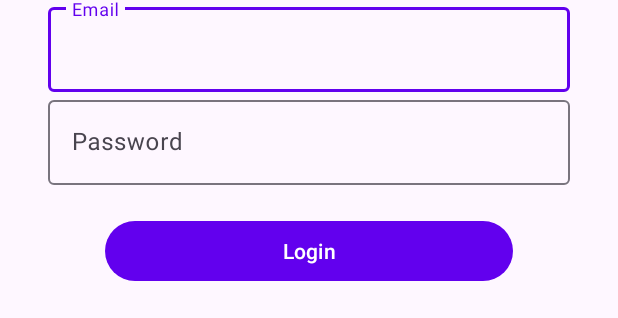
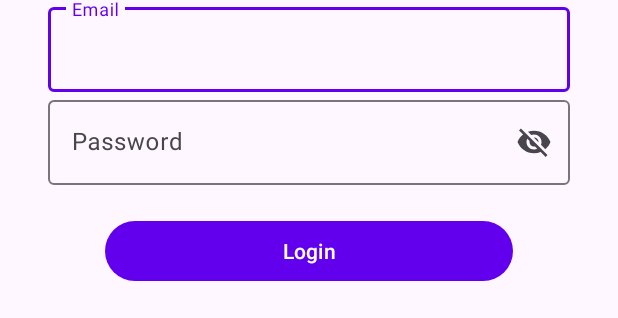
Before and after one commit to u1228507/Quokka_App_V2, an Android app: the layout activity_login.xml on its own in the app's theme, with its tools: preview values and no code run, on a phone screen of 412 x 824 dp. Shown: the part 437-755 px from the top of the screen. Run offline under Robolectric (Android 15) with nearby library versions, the phone set to English and light mode, and no system bars.

Commit message:
Added Login page

```diff
--- a/app/src/main/res/layout/activity_login.xml
+++ b/app/src/main/res/layout/activity_login.xml
@@ -9,6 +9,7 @@
     android:layout_gravity="center"
     tools:context=".LoginActivity">
 
+    <!-- Text: 'Login' -->
     <TextView
         android:id="@+id/text_login"
         android:layout_width="wrap_content"
@@ -23,34 +24,40 @@
         android:textStyle="bold"
         />
 
+    <!-- Input: Email -->
     <com.google.android.material.textfield.TextInputLayout
         android:id="@+id/login_email"
         android:layout_width="match_parent"
         android:layout_height="wrap_content"
         android:layout_marginStart="32dp"
-        android:layout_marginEnd="32dp">
+        android:layout_marginEnd="32dp"
+        app:endIconMode="clear_text">
 
         <com.google.android.material.textfield.TextInputEditText
             android:id="@+id/textinput_email"
             android:layout_width="match_parent"
             android:layout_height="wrap_content"
-            android:hint="@string/email" />
+            android:hint="@string/email"
+            android:inputType="text"/>
     </com.google.android.material.textfield.TextInputLayout>
 
+    <!-- Input: Password -->
     <com.google.android.material.textfield.TextInputLayout
         android:id="@+id/login_password"
         android:layout_width="match_parent"
         android:layout_height="wrap_content"
         android:layout_marginStart="32dp"
-        android:layout_marginEnd="32dp">
-
+        android:layout_marginEnd="32dp"
+        app:endIconMode="password_toggle">
         <com.google.android.material.textfield.TextInputEditText
             android:id="@+id/textinput_password"
             android:layout_width="match_parent"
             android:layout_height="wrap_content"
-            android:hint="@string/password" />
+            android:hint="@string/password"
+            android:inputType="text"/>
     </com.google.android.material.textfield.TextInputLayout>
 
+    <!-- Button: Login -->
     <Button
         android:id="@+id/button_login"
         android:layout_width="match_parent"
```
Also changed, not shown: app/src/main/AndroidManifest.xml (+10 -2 lines), app/src/main/java/com/example/quokka_app/LoginActivity.kt (+12 -10 lines), app/src/main/java/com/example/quokka_app/MainActivity.kt (+4 -14 lines).
